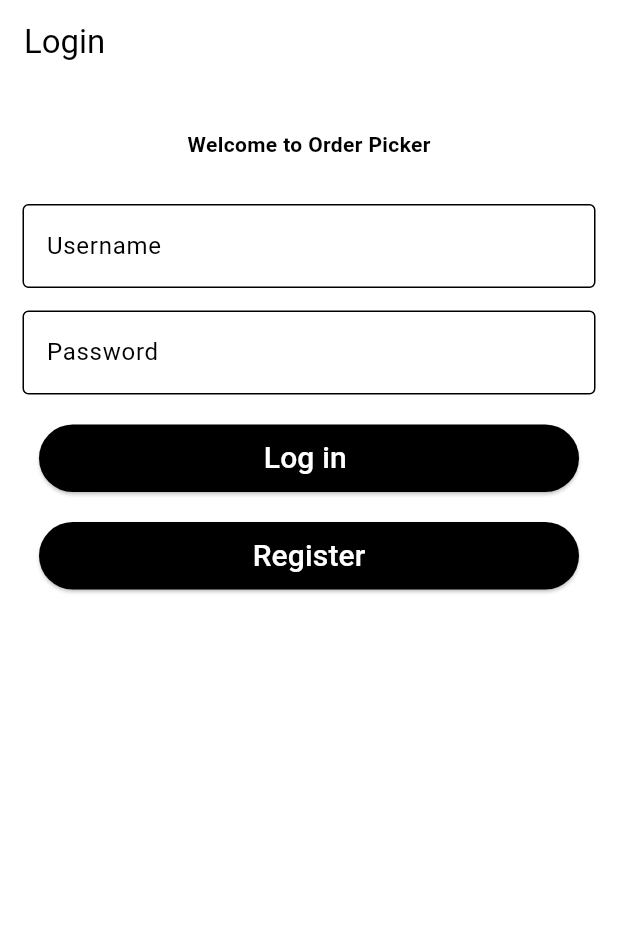
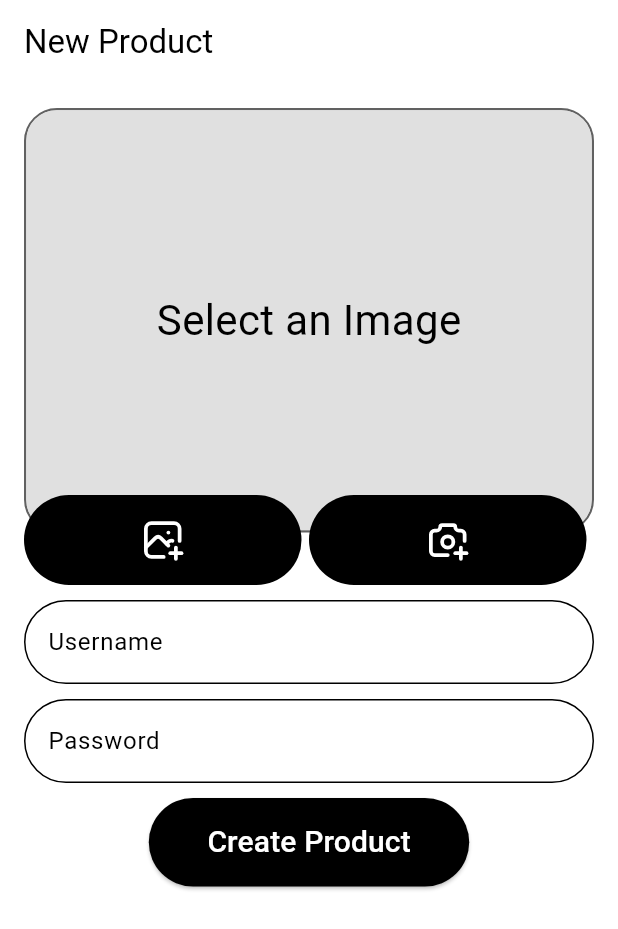
Before and after one commit to jhonquitian1305/order_picker_flutter, a Flutter app: the screen it shows after launch, on a phone screen of 412 x 824 dp. Shown: the top 929 px of the screen. Run offline on Flutter 3.47's test engine with Material 2 defaults, Android fonts, the phone set to English and light mode, and no system bars; our stand-ins replace image_picker, tabler_icons.

Commit message:
implement image picker element

```diff
--- a/lib/main.dart
+++ b/lib/main.dart
@@ -1,6 +1,6 @@
 import 'package:flutter/material.dart';
 import 'package:order_picker/config/theme/app_theme.dart';
-import 'package:order_picker/presentation/screens/login_screen.dart';
+import 'package:order_picker/presentation/screens/create_product_screen.dart';
 
 void main() {
   runApp(const MyApp());
@@ -15,7 +15,7 @@ class MyApp extends StatelessWidget {
     return MaterialApp(
       title: 'Flutter Demo',
       theme: AppTheme().getTheme(),
-      home: const LoginDemo(),
+      home: const NewProductDemo(),
     );
   }
 }
--- /dev/null
+++ b/lib/presentation/screens/create_product_screen.dart
@@ -0,0 +1,215 @@
+import 'dart:io';
+
+import 'package:flutter/material.dart';
+import 'package:image_picker/image_picker.dart';
+import 'package:tabler_icons/tabler_icons.dart';
+
+class NewProductDemo extends StatefulWidget {
+  const NewProductDemo({super.key});
+
+  @override
+  _NewProductDemoState createState() => _NewProductDemoState();
+}
+
+class _NewProductDemoState extends State<NewProductDemo> {
+  File? imageFile;
+  String? imageUrl;
+
+  @override
+  Widget build(BuildContext context) {
+    return Scaffold(
+      backgroundColor: Colors.white,
+      appBar: AppBar(
+        title: const Text("New Product"),
+      ),
+      body: SingleChildScrollView(
+        child: Container(
+          padding: const EdgeInsets.all(16),
+          alignment: Alignment.center,
+          child: Column(children: [
+            imagePicker(),
+            const SizedBox(height: 10),
+            const InputText(
+              hintText: 'Enter valid username',
+              labelText: 'Username',
+            ),
+            const SizedBox(height: 10),
+            const InputText(
+              hintText: 'Enter password',
+              labelText: 'Password',
+            ),
+            const SizedBox(height: 10),
+            Row(
+              mainAxisAlignment: MainAxisAlignment.center,
+              children: [
+                ElevatedButton(
+                  style: Theme.of(context).textButtonTheme.style,
+                  child: const Padding(
+                    padding: EdgeInsets.all(15),
+                    child: Text(
+                      'Create Product',
+                      style: TextStyle(color: Colors.white, fontSize: 20),
+                    ),
+                  ),
+                  onPressed: () {},
+                ),
+              ],
+            ),
+            Container(
+              child: imageUrl != null
+                  ? Column(
+                      children: [Text(imageUrl!), Image.network(imageUrl!)])
+                  : null,
+            )
+          ]),
+        ),
+      ),
+    );
+  }
+
+  Stack imagePicker() {
+    return Stack(
+      clipBehavior: Clip.none,
+      children: [
+        Column(children: [
+          Container(
+            clipBehavior: Clip.antiAlias,
+            padding: const EdgeInsets.all(0),
+            decoration: BoxDecoration(
+              border: Border.all(
+                width: 1.5,
+                color: Colors.grey.shade700,
+              ),
+              borderRadius: BorderRadius.circular(22),
+            ),
+            child: imageFile != null
+                ? ClipRRect(
+                    borderRadius: BorderRadius.circular(20.0),
+                    child: Image.file(
+                      imageFile!,
+                      fit: BoxFit.cover,
+                    ))
+                : ClipRRect(
+                    borderRadius: BorderRadius.circular(20.0),
+                    child: Container(
+                      color: Colors.grey.shade300,
+                      alignment: Alignment.center,
+                      padding: const EdgeInsets.symmetric(vertical: 120),
+                      child: const Text("Select an Image", textScaleFactor: 2),
+                    ),
+                  ),
+          ),
+          Container(height: 35, color: Colors.transparent),
+        ]),
+        Positioned(
+          bottom: 0,
+          left: 0,
+          right: 0,
+          child: pickerControlButtons(),
+        ),
+      ],
+    );
+  }
+
+  Widget pickerControlButtons() {
+    return Row(
+      mainAxisAlignment: MainAxisAlignment.center,
+      children: [
+        Expanded(
+          child: IconButton(
+            style: Theme.of(context).textButtonTheme.style,
+            padding: const EdgeInsets.all(15),
+            onPressed: () {
+              _getFromGallery();
+            },
+            icon: const Icon(
+              TablerIcons.photo_plus,
+              color: Colors.white,
+              size: 30,
+            ),
+          ),
+        ),
+        const SizedBox(width: 5),
+        Expanded(
+          child: IconButton(
+            style: Theme.of(context).textButtonTheme.style,
+            padding: const EdgeInsets.all(15),
+            onPressed: () {
+              _getFromCamera();
+            },
+            icon: const Icon(
+              TablerIcons.camera_plus,
+              color: Colors.white,
+              size: 30,
+            ),
+          ),
+        ),
+        const SizedBox(width: 5),
+        if (imageFile != null)
+          Expanded(
+            child: IconButton(
+              style: ButtonStyle(
+                backgroundColor: MaterialStateProperty.all(Colors.black),
+                shape: MaterialStateProperty.all(RoundedRectangleBorder(
+                    borderRadius: BorderRadius.circular(30.0))),
+              ),
+              padding: const EdgeInsets.all(15),
+              onPressed: () {
+                setState(() {
+                  imageFile = null;
+                });
+              },
+              icon: const Icon(
+                TablerIcons.photo_x,
+                color: Colors.white,
+                size: 30,
+              ),
+            ),
+          ),
+      ],
+    );
+  }
+
+  _getFromGallery() async {
+    XFile? pickedFile =
+        await ImagePicker().pickImage(source: ImageSource.gallery);
+    if (pickedFile != null) {
+      setState(() {
+        imageFile = File(pickedFile.path);
+      });
+    }
+  }
+
+  _getFromCamera() async {
+    XFile? pickedFile = await ImagePicker().pickImage(
+      source: ImageSource.camera,
+      maxWidth: 1800,
+      maxHeight: 1800,
+    );
+    if (pickedFile != null) {
+      setState(() {
+        imageFile = File(pickedFile.path);
+      });
+    }
+  }
+}
+
+class InputText extends StatelessWidget {
+  final String labelText;
+  final String hintText;
+
+  const InputText({super.key, required this.hintText, required this.labelText});
+
+  @override
+  Widget build(BuildContext context) {
+    return TextField(
+      decoration: InputDecoration(
+          border: OutlineInputBorder(
+            borderRadius: const BorderRadius.all(Radius.circular(100)),
+            borderSide: BorderSide(color: Colors.grey.shade700),
+          ),
+          labelText: labelText,
+          hintText: hintText),
+    );
+  }
+}
--- a/pubspec.yaml
+++ b/pubspec.yaml
@@ -35,6 +35,9 @@ dependencies:
   # The following adds the Cupertino Icons font to your application.
   # Use with the CupertinoIcons class for iOS style icons.
   cupertino_icons: ^1.0.2
+  tabler_icons: ^2.5.0+1
+  image_picker: ^1.0.4
+  firebase_storage: ^11.2.8
 
 dev_dependencies:
   flutter_test:
```
Also changed, not shown: pubspec.lock, 5 other files.
